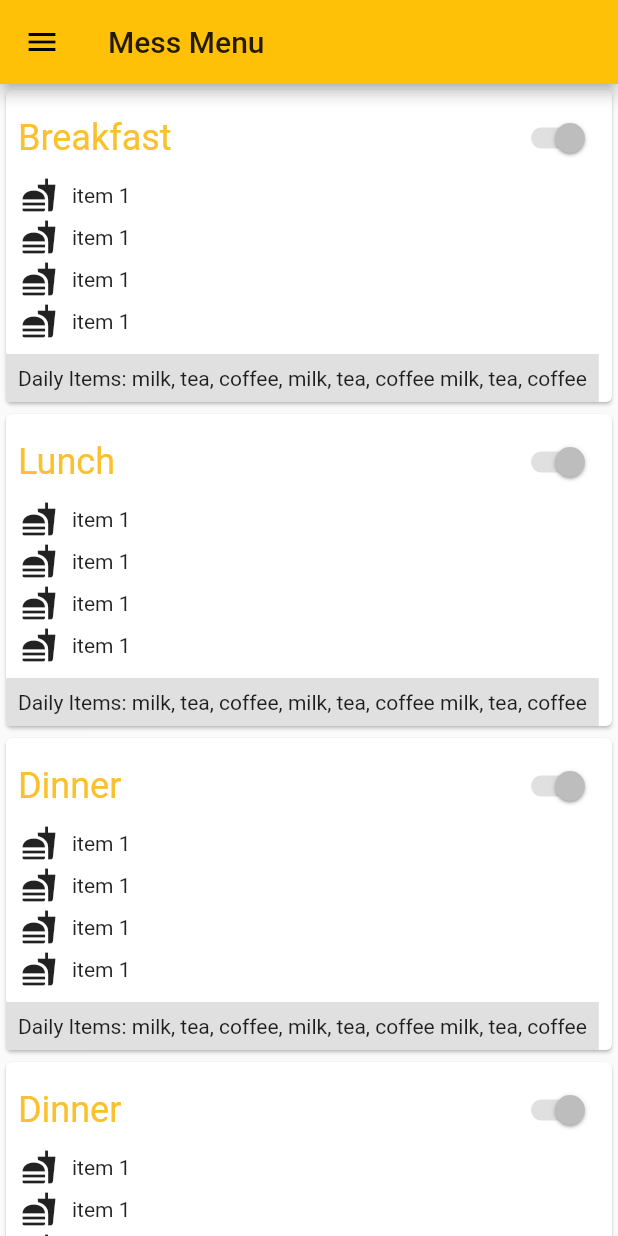
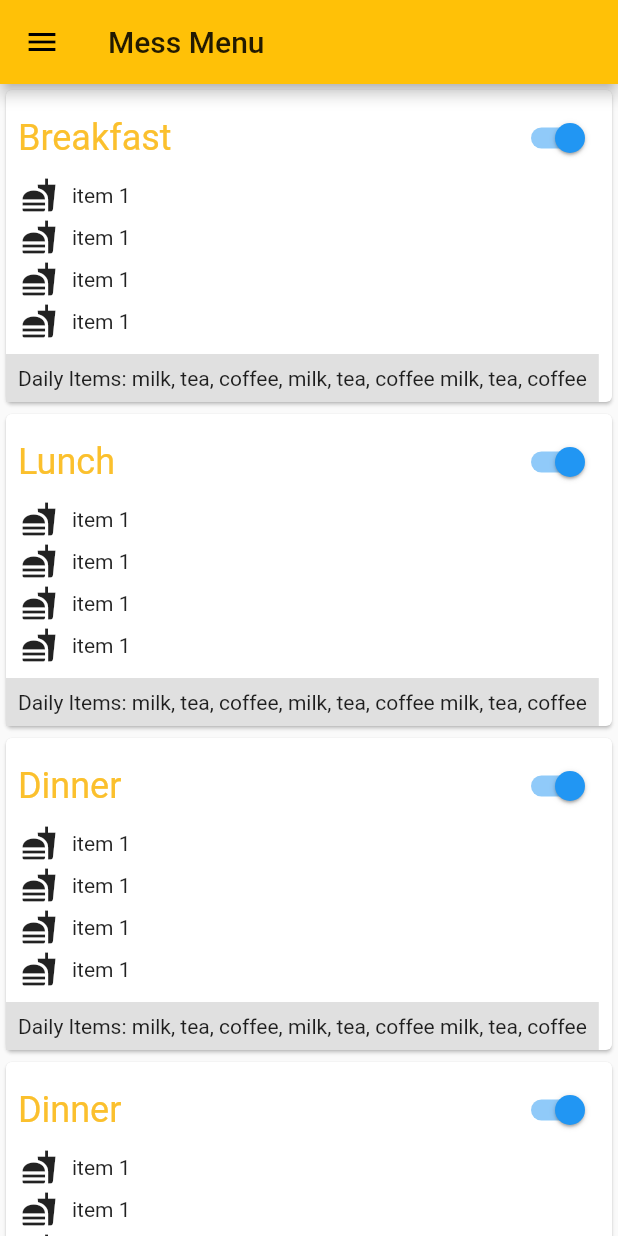
Before and after one commit to mdgspace/appetizer-flutter, a Flutter app: the Home screen opened directly, on a phone screen of 412 x 824 dp. Run offline on Flutter 3.47's test engine with Material 2 defaults, Android fonts, the phone set to English and light mode, and no system bars; our stand-ins replace flare_flutter.

Commit message:
ptch: implements toggle

```diff
--- a/lib/Home.dart
+++ b/lib/Home.dart
@@ -216,7 +216,7 @@ class _MenuState extends State<Menu> {
           MenuCard('Dinner', _testMap,
               _testDailyItems),
           MenuCard('Dinner', _testMap,
-              _testDailyItems),
+              "milk, tea, coffee, milk, tea, coffee milk, tea, coffee"),
         ],
       ),
     );
@@ -269,7 +269,11 @@ class _MenuCardState extends State<MenuCard> {
                       style: TextStyle(color: Colors.yellow[700], fontSize: 24),
                     ),
                   ),
-                  widget.outdated ? Icon(Icons.comment): Switch(value: widget.enabled, onChanged: null),
+                  widget.outdated ? Icon(Icons.comment): Switch(value: widget.enabled, onChanged: (value){
+                    setState(() {
+                      value = widget.enabled;
+                    });
+                  }),
                 ],
               ),
               Column(
```
